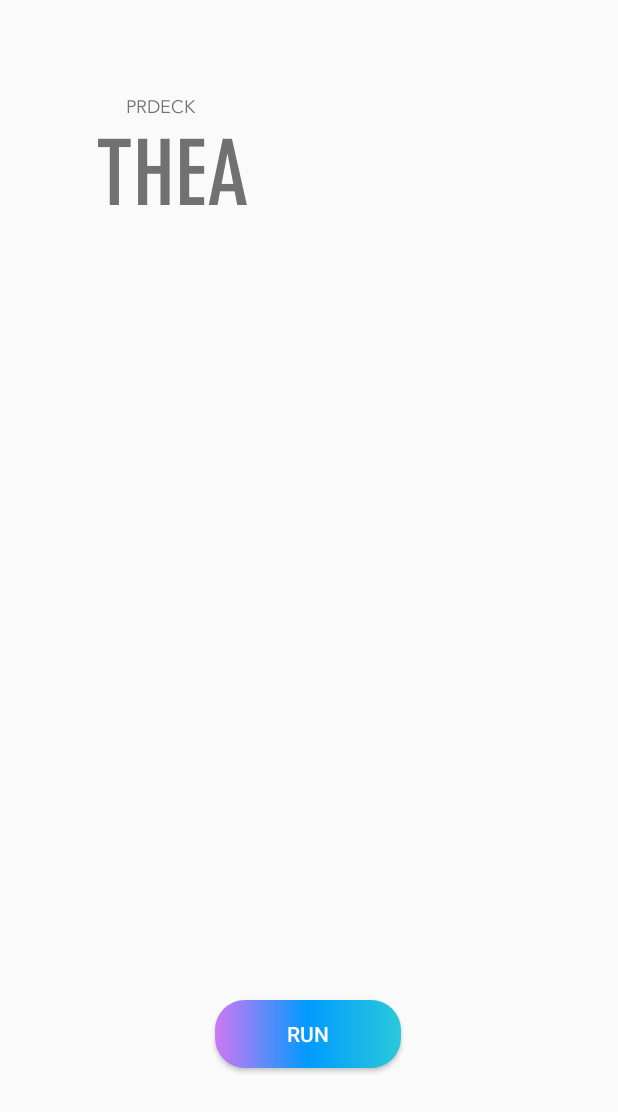
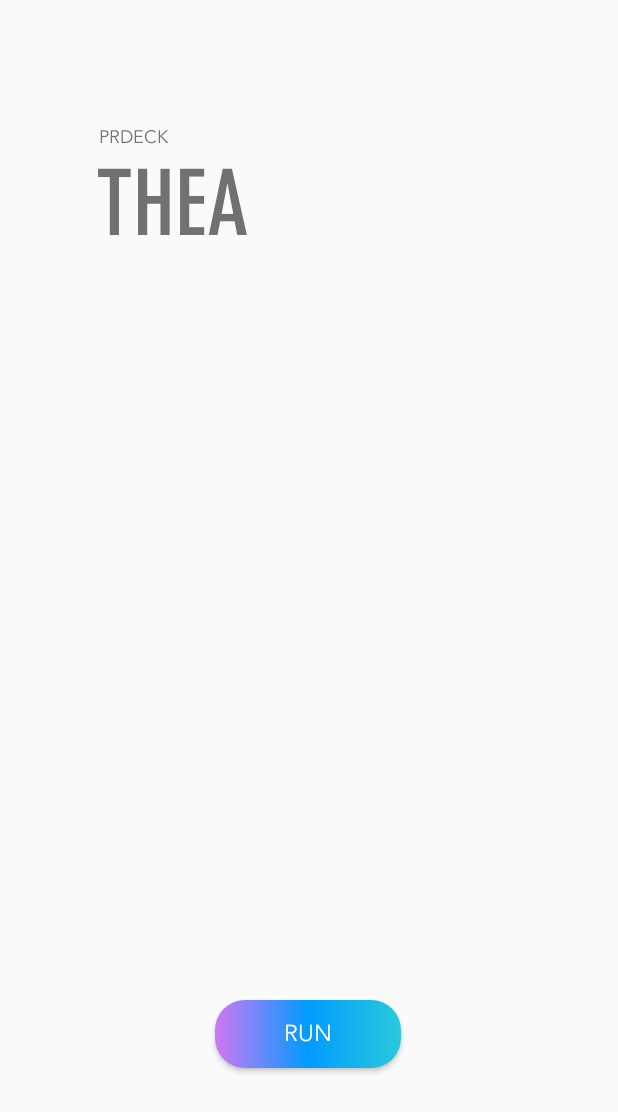
Before and after one commit to eken25/Thea, an Android app: the screen it shows after launch (MainActivity), on a phone screen of 412 x 824 dp. Shown: the top 1112 px of the screen. Run offline under Robolectric (Android 15) with nearby library versions, the phone set to English and light mode, and no system bars.

Commit message:
Minor UI changes

```diff
--- a/app/src/main/res/drawable/roundedbuttons.xml
+++ b/app/src/main/res/drawable/roundedbuttons.xml
@@ -9,11 +9,12 @@
     </padding>
     <gradient
         android:angle="0"
-        android:centerColor="#009BFF"
+
         android:centerX="0.5"
         android:centerY="0.5"
+        android:startColor="#CF77F3"
+        android:centerColor="#009BFF"
         android:endColor="#2AC9DB"
-        android:startColor="#CF77F3"
         android:type="linear"/>
     <corners android:radius="20dp"></corners>
 </shape>
--- a/app/src/main/res/layout/activity_main.xml
+++ b/app/src/main/res/layout/activity_main.xml
@@ -10,8 +10,8 @@
         android:id="@+id/prdeck"
         android:layout_width="wrap_content"
         android:layout_height="wrap_content"
-        android:layout_marginTop="64dp"
-        android:layout_marginLeft="84dp"
+        android:layout_marginTop="84dp"
+        android:layout_marginLeft="66dp"
         android:fontFamily="@font/avenir"
         android:text="PRDECK"
         android:textColor="#717171"
@@ -67,8 +67,11 @@
         android:layout_marginStart="8dp"
         android:layout_marginEnd="8dp"
         android:layout_marginBottom="112dp"
+        android:text="Run"
+        android:textSize="15dp"
+        android:elevation="10dp"
         android:background="@drawable/roundedbuttons"
-        android:text="Run"
+        android:fontFamily="@font/avenir"
         android:textColor="#FFFFFF"
         app:layout_constraintBottom_toBottomOf="parent"
         app:layout_constraintEnd_toEndOf="parent"
```
Also changed, not shown: app/src/main/res/values/styles.xml (+7 -0 lines).
